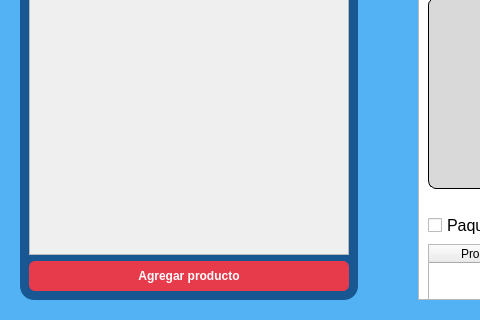
The window that RawInterfaces/Productos.ui (Ventthos/PollosExpress) describes before a commit, drawn with Qt 5; both pictures show x 0 to 480 and y 297 to 617 of the 946 by 617 pixel window.
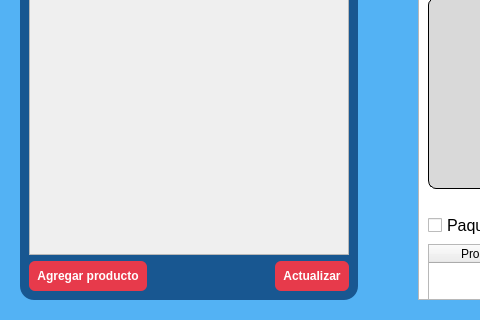
The same window after the commit.

Diff of the .ui file:
```diff
--- a/RawInterfaces/Productos.ui
+++ b/RawInterfaces/Productos.ui
@@ -200,7 +200,12 @@
           </widget>
          </item>
          <item>
+          <layout class="QHBoxLayout" name="horizontalLayout_5">
+           <item alignment="Qt::AlignLeft">
           <widget class="QPushButton" name="agregar_producto">
+             <property name="enabled">
+              <bool>true</bool>
+             </property>
            <property name="styleSheet">
             <string notr="true">
 #agregar_producto {
@@ -212,6 +217,10 @@
 
 #agregar_producto:hover {
 	background-color: #EC5B69;
+}
+
+#agregar_producto:disabled{
+	background-color: #74859d;
 }</string>
            </property>
            <property name="text">
@@ -219,6 +228,34 @@
            </property>
           </widget>
          </item>
+           <item alignment="Qt::AlignRight">
+            <widget class="QPushButton" name="actualizar_productos">
+             <property name="enabled">
+              <bool>true</bool>
+             </property>
+             <property name="styleSheet">
+              <string notr="true">#actualizar_productos {
+	background-color: #e73a4b;
+	color: white;
+	font-weight: bold;
+padding:8px;
+}
+
+#actualizar_productos:hover {
+	background-color: #EC5B69;
+}
+
+#actualizar_productos:disabled{
+	background-color: #74859d;
+}</string>
+             </property>
+             <property name="text">
+              <string>Actualizar</string>
+             </property>
+            </widget>
+           </item>
+          </layout>
+         </item>
         </layout>
        </widget>
       </item>
```
Left out of the diff: 11 changed lines with no effect on the pictures. Lines whose indentation alone changed are shown as unchanged.
